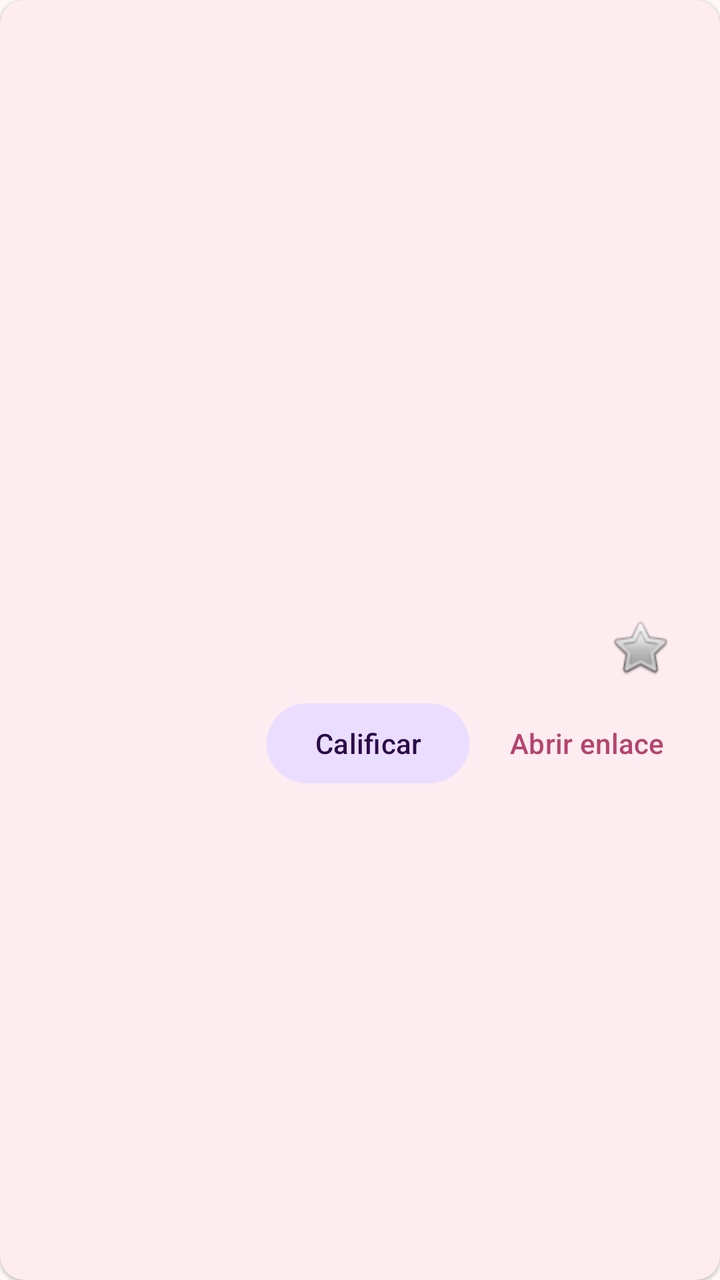
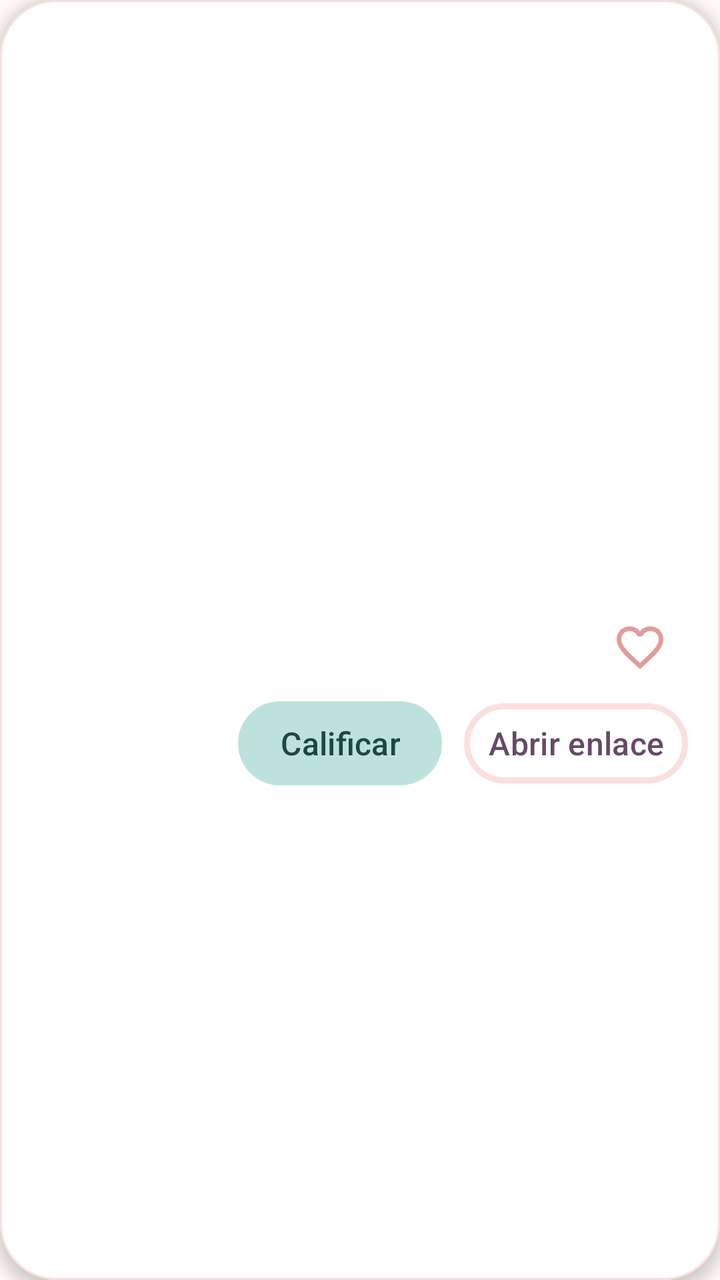

Screens rendered from an Android XML layout before and after an edit, with the pre-edit source and the edit as a unified diff.
<!-- AndroidManifest.xml: application theme Theme.RecursosDeAprendizaje -->
<!-- res/layout/item_recurso.xml -->
<?xml version="1.0" encoding="utf-8"?>
<com.google.android.material.card.MaterialCardView
    xmlns:android="http://schemas.android.com/apk/res/android"
    style="@style/Widget.Material3.CardView.Elevated"
    android:layout_width="match_parent"
    android:layout_height="wrap_content"
    android:layout_marginHorizontal="16dp"
    android:layout_marginVertical="8dp">

    <LinearLayout
        android:layout_width="match_parent"
        android:layout_height="wrap_content"
        android:orientation="vertical">

        <ImageView
            android:id="@+id/imgRecurso"
            android:layout_width="match_parent"
            android:layout_height="180dp"
            android:contentDescription="@string/item_imagen_descripcion"
            android:scaleType="centerCrop" />

        <LinearLayout
            android:layout_width="match_parent"
            android:layout_height="wrap_content"
            android:orientation="vertical"
            android:padding="16dp">

            <TextView
                android:id="@+id/tvTitulo"
                android:layout_width="match_parent"
                android:layout_height="wrap_content"
                android:textAppearance="?attr/textAppearanceTitleLarge" />

            <TextView
                android:id="@+id/tvTipo"
                android:layout_width="wrap_content"
                android:layout_height="wrap_content"
                android:layout_marginTop="4dp"
                android:textAppearance="?attr/textAppearanceLabelLarge"
                android:textColor="?attr/colorPrimary" />

            <TextView
                android:id="@+id/tvId"
                android:layout_width="wrap_content"
                android:layout_height="wrap_content"
                android:textAppearance="?attr/textAppearanceBodySmall" />

            <TextView
                android:id="@+id/tvDescripcion"
                android:layout_width="match_parent"
                android:layout_height="wrap_content"
                android:layout_marginTop="8dp"
                android:ellipsize="end"
                android:maxLines="3"
                android:textAppearance="?attr/textAppearanceBodyMedium" />

            <LinearLayout
                android:layout_width="match_parent"
                android:layout_height="wrap_content"
                android:layout_marginTop="8dp"
                android:gravity="center_vertical"
                android:orientation="horizontal">

                <TextView
                    android:id="@+id/tvRating"
                    android:layout_width="0dp"
                    android:layout_height="wrap_content"
                    android:layout_weight="1"
                    android:textAppearance="?attr/textAppearanceTitleSmall" />

                <ImageButton
                    android:id="@+id/btnFavorito"
                    android:layout_width="48dp"
                    android:layout_height="48dp"
                    android:background="?attr/selectableItemBackgroundBorderless"
                    android:contentDescription="@string/fav_descripcion"
                    android:src="@android:drawable/btn_star_big_off" />
            </LinearLayout>

            <LinearLayout
                android:layout_width="match_parent"
                android:layout_height="wrap_content"
                android:gravity="end"
                android:orientation="horizontal">

                <com.google.android.material.button.MaterialButton
                    android:id="@+id/btnCalificar"
                    style="@style/Widget.Material3.Button.TonalButton"
                    android:layout_width="wrap_content"
                    android:layout_height="wrap_content"
                    android:text="@string/item_calificar" />

                <com.google.android.material.button.MaterialButton
                    android:id="@+id/btnEnlace"
                    style="@style/Widget.Material3.Button.TextButton"
                    android:layout_width="wrap_content"
                    android:layout_height="wrap_content"
                    android:layout_marginStart="8dp"
                    android:text="@string/item_abrir_enlace" />
            </LinearLayout>
        </LinearLayout>
    </LinearLayout>
</com.google.android.material.card.MaterialCardView>
<!-- resources referenced by this layout -->
<resources>
  <style name="Base.Theme.RecursosDeAprendizaje" parent="Theme.Material3.DayNight.NoActionBar">
          <item name="colorPrimary">@color/rosa</item>
          <item name="colorOnPrimary">@color/white</item>
          <item name="colorPrimaryContainer">@color/rosa_claro</item>
          <item name="colorOnPrimaryContainer">#3E0021</item>
          <item name="colorSecondary">@color/lila</item>
          <item name="colorOnSecondary">@color/white</item>
          <item name="colorSecondaryContainer">@color/lila_claro</item>
          <item name="colorOnSecondaryContainer">#2A0A4A</item>
          <item name="android:colorBackground">@color/rosa_fondo</item>
          <item name="colorSurface">@color/rosa_fondo</item>
          <item name="colorSurfaceContainerLow">@color/rosa_superficie</item>
          <item name="colorSurfaceContainer">@color/rosa_superficie</item>
          <item name="colorSurfaceContainerHigh">@color/rosa_claro</item>
          <item name="shapeAppearanceSmallComponent">@style/ShapeAppearance.App.Small</item>
          <item name="shapeAppearanceMediumComponent">@style/ShapeAppearance.App.Medium</item>
          <item name="shapeAppearanceLargeComponent">@style/ShapeAppearance.App.Large</item>
      </style>
  <color name="rosa">#B5446E</color>
  <color name="rosa_claro">#FFD9E3</color>
  <color name="lila">#7E5A9B</color>
  <color name="lila_claro">#EBDDFF</color>
  <color name="rosa_fondo">#FFF8F9</color>
  <color name="rosa_superficie">#FDECF0</color>
  <style name="ShapeAppearance.App.Small" parent="ShapeAppearance.Material3.SmallComponent">
          <item name="cornerFamily">rounded</item>
          <item name="cornerSize">16dp</item>
      </style>
  <style name="ShapeAppearance.App.Medium" parent="ShapeAppearance.Material3.MediumComponent">
          <item name="cornerFamily">rounded</item>
          <item name="cornerSize">24dp</item>
      </style>
  <style name="ShapeAppearance.App.Large" parent="ShapeAppearance.Material3.LargeComponent">
          <item name="cornerFamily">rounded</item>
          <item name="cornerSize">28dp</item>
      </style>
  <!-- unchanged entries left out for length: 6 -->
</resources>

<!-- the commit's change to res/layout/item_recurso.xml (unified diff, before → after) -->
@@ -1,7 +1,7 @@
 <?xml version="1.0" encoding="utf-8"?>
 <com.google.android.material.card.MaterialCardView
     xmlns:android="http://schemas.android.com/apk/res/android"
-    style="@style/Widget.Material3.CardView.Elevated"
+    style="@style/Widget.App.Card"
     android:layout_width="match_parent"
     android:layout_height="wrap_content"
     android:layout_marginHorizontal="16dp"
@@ -74,7 +74,7 @@
                     android:layout_height="48dp"
                     android:background="?attr/selectableItemBackgroundBorderless"
                     android:contentDescription="@string/fav_descripcion"
-                    android:src="@android:drawable/btn_star_big_off" />
+                    android:src="@drawable/ic_corazon_off" />
             </LinearLayout>
 
             <LinearLayout
@@ -85,14 +85,14 @@
 
                 <com.google.android.material.button.MaterialButton
                     android:id="@+id/btnCalificar"
-                    style="@style/Widget.Material3.Button.TonalButton"
+                    style="@style/Widget.App.Button.Tonal"
                     android:layout_width="wrap_content"
                     android:layout_height="wrap_content"
                     android:text="@string/item_calificar" />
 
                 <com.google.android.material.button.MaterialButton
                     android:id="@+id/btnEnlace"
-                    style="@style/Widget.Material3.Button.TextButton"
+                    style="@style/Widget.App.Button.Text"
                     android:layout_width="wrap_content"
                     android:layout_height="wrap_content"
                     android:layout_marginStart="8dp"
<!-- resource entries referenced after the edit -->
@@ -1,40 +1,97 @@
 <!-- resources referenced by this layout -->
 <resources>
+  <!-- drawable ic_corazon_off (drawable) -->
+  <?xml version="1.0" encoding="utf-8"?>
+  <vector xmlns:android="http://schemas.android.com/apk/res/android"
+      android:width="28dp"
+      android:height="28dp"
+      android:tint="@color/rosa_oscuro"
+      android:viewportWidth="24"
+      android:viewportHeight="24">
+      <path
+          android:fillColor="#FFFFFFFF"
+          android:pathData="M16.5,3c-1.74,0 -3.41,0.81 -4.5,2.09C10.91,3.81 9.24,3 7.5,3 4.42,3 2,5.42 2,8.5c0,3.78 3.4,6.86 8.55,11.54L12,21.35l1.45,-1.32C18.6,15.36 22,12.28 22,8.5 22,5.42 19.58,3 16.5,3zM12.1,18.55l-0.1,0.1 -0.1,-0.1C7.14,14.24 4,11.39 4,8.5 4,6.5 5.5,5 7.5,5c1.54,0 3.04,0.99 3.57,2.36h1.87C13.46,5.99 14.96,5 16.5,5c2,0 3.5,1.5 3.5,3.5 0,2.89 -3.14,5.74 -7.9,10.05z" />
+  </vector>
+  <style name="Widget.App.Button.Text" parent="Widget.Material3.Button.TextButton">
+          <item name="cornerRadius">40dp</item>
+          <item name="android:textAllCaps">false</item>
+          <item name="android:fontFamily">sans-serif-medium</item>
+      </style>
+  <style name="Widget.App.Button.Tonal" parent="Widget.Material3.Button.TonalButton">
+          <item name="cornerRadius">40dp</item>
+          <item name="android:insetTop">0dp</item>
+          <item name="android:insetBottom">0dp</item>
+          <item name="android:textAllCaps">false</item>
+          <item name="android:fontFamily">sans-serif-medium</item>
+          <item name="strokeColor">@color/white</item>
+          <item name="strokeWidth">3dp</item>
+      </style>
+  <style name="Widget.App.Card" parent="Widget.Material3.CardView.Elevated">
+          <item name="cardCornerRadius">28dp</item>
+          <item name="cardElevation">4dp</item>
+          <item name="strokeColor">?attr/colorPrimaryContainer</item>
+          <item name="strokeWidth">1dp</item>
+      </style>
+  <color name="rosa_oscuro">#E09D9A</color>
   <style name="Base.Theme.RecursosDeAprendizaje" parent="Theme.Material3.DayNight.NoActionBar">
-          <item name="colorPrimary">@color/rosa</item>
+          <item name="colorPrimary">@color/morado_oscuro</item>
           <item name="colorOnPrimary">@color/white</item>
-          <item name="colorPrimaryContainer">@color/rosa_claro</item>
-          <item name="colorOnPrimaryContainer">#3E0021</item>
-          <item name="colorSecondary">@color/lila</item>
+          <item name="colorPrimaryContainer">@color/rosa_pastel</item>
+          <item name="colorOnPrimaryContainer">#3A2540</item>
+          <item name="colorSecondary">@color/teal_oscuro</item>
           <item name="colorOnSecondary">@color/white</item>
-          <item name="colorSecondaryContainer">@color/lila_claro</item>
-          <item name="colorOnSecondaryContainer">#2A0A4A</item>
-          <item name="android:colorBackground">@color/rosa_fondo</item>
-          <item name="colorSurface">@color/rosa_fondo</item>
-          <item name="colorSurfaceContainerLow">@color/rosa_superficie</item>
-          <item name="colorSurfaceContainer">@color/rosa_superficie</item>
-          <item name="colorSurfaceContainerHigh">@color/rosa_claro</item>
+          <item name="colorSecondaryContainer">@color/teal_pastel</item>
+          <item name="colorOnSecondaryContainer">#1E4642</item>
+          <item name="colorTertiaryContainer">@color/rosa_medio</item>
+          <item name="android:colorBackground">@color/fondo_crema</item>
+          <item name="colorSurface">@color/fondo_crema</item>
+          <item name="colorOnSurface">@color/texto_ciruela</item>
+          <item name="colorOnBackground">@color/texto_ciruela</item>
+          <item name="colorSurfaceContainerLow">@color/white</item>
+          <item name="colorSurfaceContainer">@color/superficie_rosa</item>
+          <item name="colorSurfaceContainerHigh">@color/rosa_pastel</item>
           <item name="shapeAppearanceSmallComponent">@style/ShapeAppearance.App.Small</item>
           <item name="shapeAppearanceMediumComponent">@style/ShapeAppearance.App.Medium</item>
           <item name="shapeAppearanceLargeComponent">@style/ShapeAppearance.App.Large</item>
+          <item name="materialButtonStyle">@style/Widget.App.Button</item>
+          <item name="textInputStyle">@style/Widget.App.TextInput</item>
       </style>
-  <color name="rosa">#B5446E</color>
-  <color name="rosa_claro">#FFD9E3</color>
-  <color name="lila">#7E5A9B</color>
-  <color name="lila_claro">#EBDDFF</color>
-  <color name="rosa_fondo">#FFF8F9</color>
-  <color name="rosa_superficie">#FDECF0</color>
+  <color name="morado_oscuro">#664A68</color>
+  <color name="rosa_pastel">#FADFDE</color>
+  <color name="teal_oscuro">#6BA39A</color>
+  <color name="teal_pastel">#BDE2DD</color>
+  <color name="rosa_medio">#F3B7B5</color>
+  <color name="fondo_crema">#FFF8F7</color>
+  <color name="texto_ciruela">#3D2B40</color>
+  <color name="superficie_rosa">#FDEDEC</color>
   <style name="ShapeAppearance.App.Small" parent="ShapeAppearance.Material3.SmallComponent">
           <item name="cornerFamily">rounded</item>
-          <item name="cornerSize">16dp</item>
+          <item name="cornerSize">20dp</item>
       </style>
   <style name="ShapeAppearance.App.Medium" parent="ShapeAppearance.Material3.MediumComponent">
           <item name="cornerFamily">rounded</item>
-          <item name="cornerSize">24dp</item>
+          <item name="cornerSize">28dp</item>
       </style>
   <style name="ShapeAppearance.App.Large" parent="ShapeAppearance.Material3.LargeComponent">
           <item name="cornerFamily">rounded</item>
-          <item name="cornerSize">28dp</item>
+          <item name="cornerSize">32dp</item>
+      </style>
+  <style name="Widget.App.Button" parent="Widget.Material3.Button">
+          <item name="cornerRadius">40dp</item>
+          <item name="android:minHeight">52dp</item>
+          <item name="android:insetTop">0dp</item>
+          <item name="android:insetBottom">0dp</item>
+          <item name="android:textAllCaps">false</item>
+          <item name="android:textSize">16sp</item>
+          <item name="android:fontFamily">sans-serif-medium</item>
+          <item name="strokeColor">?attr/colorPrimaryContainer</item>
+          <item name="strokeWidth">3dp</item>
+      </style>
+  <style name="Widget.App.TextInput" parent="Widget.Material3.TextInputLayout.OutlinedBox">
+          <item name="boxCornerRadiusTopStart">28dp</item>
+          <item name="boxCornerRadiusTopEnd">28dp</item>
+          <item name="boxCornerRadiusBottomStart">28dp</item>
+          <item name="boxCornerRadiusBottomEnd">28dp</item>
       </style>
   <!-- unchanged entries left out for length: 6 -->
 </resources>
